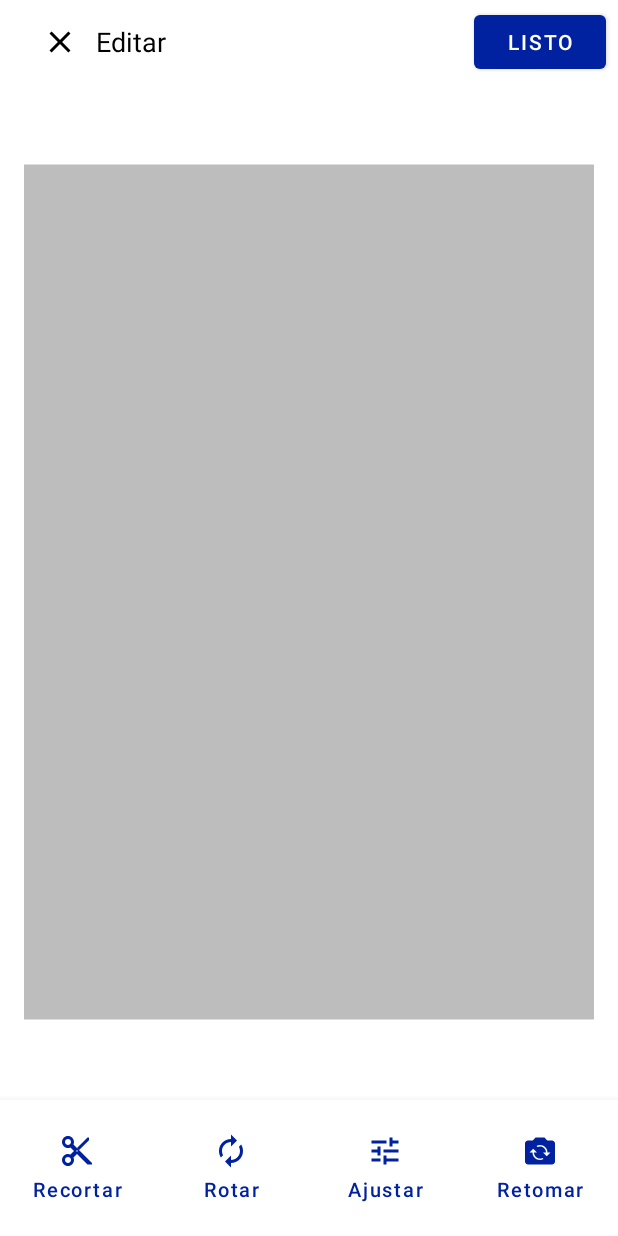
After one commit to WWarrior64/FacTiaSafe, an Android app: the OpcionEditarActivity screen opened directly, with no data from a screen before it, on a phone screen of 412 x 824 dp. The commit adds this screen. Run offline under Robolectric (Android 15) with nearby library versions, the phone set to English and light mode, and no system bars.

Commit message:
Se agregó la subinterfaz Editar proveniente de la vista Escanear, al igual que los recursos para sus íconos correspondientes

```diff
--- a/app/src/main/AndroidManifest.xml
+++ b/app/src/main/AndroidManifest.xml
@@ -11,6 +11,9 @@
         android:roundIcon="@mipmap/ic_launcher_round"
         android:supportsRtl="true"
         android:theme="@style/Theme.FacTiaSafe">
+        <activity
+            android:name=".OpcionEditarActivity"
+            android:exported="false" />
         <activity
             android:name=".PrivacidadSeguridadActivity"
             android:exported="false" />
--- a/app/src/main/java/sv/edu/catolica/factiasafe/EscanearActivity.java
+++ b/app/src/main/java/sv/edu/catolica/factiasafe/EscanearActivity.java
@@ -1,8 +1,10 @@
 package sv.edu.catolica.factiasafe;
 
+import android.content.Intent;
 import android.os.Bundle;
 import android.view.View;
 import android.widget.Button;
+import android.widget.LinearLayout;
 
 import androidx.activity.EdgeToEdge;
 import androidx.appcompat.app.AppCompatActivity;
@@ -21,6 +23,7 @@ public class EscanearActivity extends AppCompatActivity {
     private final int FRAGMENT_CONTAINER_ID = R.id.contenedor_fragment;
     private String fragmentTagActual = "IMAGEN_TAG";
     private View bottomBar;
+    private LinearLayout opcionEditar;
 
     @Override
     protected void onCreate(Bundle savedInstanceState) {
@@ -46,6 +49,9 @@ public class EscanearActivity extends AppCompatActivity {
                     .add(FRAGMENT_CONTAINER_ID, imagenFragment, "IMAGEN_TAG")
                     .commit();
         }
+
+        opcionEditar = findViewById(R.id.opcion_editar);
+        opcionEditar.setOnClickListener(v -> abrirEditorImagen());
     }
 
     public void VolverFacturas(View view) {
@@ -94,4 +100,9 @@ public class EscanearActivity extends AppCompatActivity {
         getTheme().resolveAttribute(atributo, valorTipeado, true);
         return valorTipeado.data;
     }
+
+    private void abrirEditorImagen() {
+        Intent intent = new Intent(this, OpcionEditarActivity.class);
+        startActivity(intent);
+    }
 }
--- /dev/null
+++ b/app/src/main/java/sv/edu/catolica/factiasafe/OpcionEditarActivity.java
@@ -0,0 +1,28 @@
+package sv.edu.catolica.factiasafe;
+
+import android.os.Bundle;
+import android.view.View;
+
+import androidx.activity.EdgeToEdge;
+import androidx.appcompat.app.AppCompatActivity;
+import androidx.core.graphics.Insets;
+import androidx.core.view.ViewCompat;
+import androidx.core.view.WindowInsetsCompat;
+
+public class OpcionEditarActivity extends AppCompatActivity {
+
+    @Override
+    protected void onCreate(Bundle savedInstanceState) {
+        super.onCreate(savedInstanceState);
+        EdgeToEdge.enable(this);
+        setContentView(R.layout.activity_opcion_editar);
+        ViewCompat.setOnApplyWindowInsetsListener(findViewById(R.id.main), (v, insets) -> {
+            Insets systemBars = insets.getInsets(WindowInsetsCompat.Type.systemBars());
+            v.setPadding(systemBars.left, systemBars.top, systemBars.right, systemBars.bottom);
+            return insets;
+        });
+    }
+
+    public void CerrarEditar(View view) {finish();}
+    public void Listo(View view) { finish();}
+}
--- /dev/null
+++ b/app/src/main/res/drawable/ic_ajustar1.xml
@@ -0,0 +1,11 @@
+<vector xmlns:android="http://schemas.android.com/apk/res/android"
+    android:width="24dp"
+    android:height="24dp"
+    android:viewportWidth="24"
+    android:viewportHeight="24"
+    android:tint="#FF000000"
+    android:rotation="90">
+    <path
+        android:fillColor="@android:color/white"
+        android:pathData="M3,17v2h6v-2L3,17zM3,5v2h10L13,5L3,5zM13,21v-2h8v-2h-8v-2h-2v6h2zM7,9v2L3,11v2h4v2h2L9,9L7,9zM21,13v-2L11,11v2h10zM15,9h2L17,7h4L21,5h-4L17,3h-2v6z"/>
+</vector>
--- /dev/null
+++ b/app/src/main/res/drawable/ic_alternar1.xml
@@ -0,0 +1,10 @@
+<vector xmlns:android="http://schemas.android.com/apk/res/android"
+    android:width="24dp"
+    android:height="24dp"
+    android:viewportWidth="24"
+    android:viewportHeight="24"
+    android:tint="#FF000000">
+    <path
+        android:fillColor="@android:color/white"
+        android:pathData="M20,5h-3.17L15,3H9L7.17,5H4C2.9,5 2,5.9 2,7v12c0,1.1 0.9,2 2,2h16c1.1,0 2,-0.9 2,-2V7C22,5.9 21.1,5 20,5zM12,18c-2.76,0 -5,-2.24 -5,-5H5l2.5,-2.5L10,13H8c0,2.21 1.79,4 4,4c0.58,0 1.13,-0.13 1.62,-0.35l0.74,0.74C13.63,17.76 12.86,18 12,18zM16.5,15.5L14,13h2c0,-2.21 -1.79,-4 -4,-4c-0.58,0 -1.13,0.13 -1.62,0.35L9.64,8.62C10.37,8.24 11.14,8 12,8c2.76,0 5,2.24 5,5h2L16.5,15.5z"/>
+</vector>
--- /dev/null
+++ b/app/src/main/res/drawable/ic_recortar1.xml
@@ -0,0 +1,10 @@
+<vector xmlns:android="http://schemas.android.com/apk/res/android"
+    android:width="24dp"
+    android:height="24dp"
+    android:viewportWidth="24"
+    android:viewportHeight="24"
+    android:tint="#FF000000">
+    <path
+        android:fillColor="@android:color/white"
+        android:pathData="M9.64,7.64c0.23,-0.5 0.36,-1.05 0.36,-1.64c0,-2.21 -1.79,-4 -4,-4S2,3.79 2,6s1.79,4 4,4c0.59,0 1.14,-0.13 1.64,-0.36L10,12l-2.36,2.36C7.14,14.13 6.59,14 6,14c-2.21,0 -4,1.79 -4,4s1.79,4 4,4s4,-1.79 4,-4c0,-0.59 -0.13,-1.14 -0.36,-1.64L12,14l7,7h3v-1L9.64,7.64zM6,8C4.9,8 4,7.11 4,6s0.9,-2 2,-2s2,0.89 2,2S7.1,8 6,8zM6,20c-1.1,0 -2,-0.89 -2,-2s0.9,-2 2,-2s2,0.89 2,2S7.1,20 6,20zM12,12.5c-0.28,0 -0.5,-0.22 -0.5,-0.5s0.22,-0.5 0.5,-0.5s0.5,0.22 0.5,0.5S12.28,12.5 12,12.5zM19,3l-7,7l1.41,1.41L20,4.83V3H19z"/>
+</vector>
--- /dev/null
+++ b/app/src/main/res/drawable/ic_rotar1.xml
@@ -0,0 +1,10 @@
+<vector xmlns:android="http://schemas.android.com/apk/res/android"
+    android:width="24dp"
+    android:height="24dp"
+    android:viewportWidth="24"
+    android:viewportHeight="24"
+    android:tint="#FF000000">
+    <path
+        android:fillColor="@android:color/white"
+        android:pathData="M12,6v3l4,-4 -4,-4v3c-4.42,0 -8,3.58 -8,8 0,1.57 0.46,3.03 1.24,4.26L6.7,14.8c-0.45,-0.83 -0.7,-1.79 -0.7,-2.8 0,-3.31 2.69,-6 6,-6zM18.76,7.74L17.3,9.2c0.44,0.84 0.7,1.79 0.7,2.8 0,3.31 -2.69,6 -6,6v-3l-4,4 4,4v-3c4.42,0 8,-3.58 8,-8 0,-1.57 -0.46,-3.03 -1.24,-4.26z"/>
+</vector>
--- /dev/null
+++ b/app/src/main/res/layout/activity_opcion_editar.xml
@@ -0,0 +1,165 @@
+<?xml version="1.0" encoding="utf-8"?>
+<androidx.constraintlayout.widget.ConstraintLayout xmlns:android="http://schemas.android.com/apk/res/android"
+    xmlns:app="http://schemas.android.com/apk/res-auto"
+    xmlns:tools="http://schemas.android.com/tools"
+    android:id="@+id/main"
+    android:background="?attr/colorOnPrimary"
+    android:layout_width="match_parent"
+    android:layout_height="match_parent"
+    tools:context=".OpcionEditarActivity">
+
+    <com.google.android.material.appbar.MaterialToolbar
+        android:id="@+id/toolbar"
+        android:layout_width="match_parent"
+        android:layout_height="?attr/actionBarSize"
+        android:background="?attr/colorOnPrimary"
+        android:elevation="0dp"
+        app:layout_constraintTop_toTopOf="parent">
+
+        <ImageButton
+            android:id="@+id/close_button"
+            android:layout_width="48dp"
+            android:onClick="CerrarEditar"
+            android:layout_height="48dp"
+            android:layout_gravity="start"
+            android:background="?attr/colorOnPrimary"
+            android:contentDescription="@string/cerrar"
+            android:src="@drawable/ic_close2"
+            app:tint="?attr/colorOnSecondary" />
+
+        <TextView
+            android:id="@+id/toolbar_title"
+            android:layout_width="wrap_content"
+            android:layout_height="wrap_content"
+            android:layout_gravity="start"
+            android:text="@string/editar"
+            android:textSize="18sp"
+            android:textColor="?attr/colorOnSecondary"
+            android:textStyle="normal"/>
+
+        <com.google.android.material.button.MaterialButton
+            android:id="@+id/done_button"
+            style="@style/Widget.MaterialComponents.Button"  android:layout_width="wrap_content"
+            android:layout_height="wrap_content"
+            android:layout_gravity="end"
+            android:layout_marginEnd="8dp"
+            android:text="@string/listo"
+            android:onClick="Listo"
+            app:cornerRadius="4dp" />
+
+    </com.google.android.material.appbar.MaterialToolbar>
+
+
+    <FrameLayout
+        android:id="@+id/image_container"
+        android:layout_width="0dp"
+        android:layout_height="0dp"
+        android:layout_margin="16dp"
+        android:background="@android:color/transparent"
+        app:layout_constraintTop_toBottomOf="@id/toolbar"
+        app:layout_constraintBottom_toTopOf="@id/bottom_toolbar_container"
+        app:layout_constraintStart_toStartOf="parent"
+        app:layout_constraintEnd_toEndOf="parent">
+
+        <ImageView
+            android:id="@+id/imagen_factura"
+            android:layout_width="match_parent"
+            android:layout_height="match_parent"
+            android:layout_gravity="center"
+            android:adjustViewBounds="true"
+            android:contentDescription="@string/descrip_factura"
+            android:scaleType="fitCenter"
+            android:src="@drawable/factura_placeholder4"
+            tools:ignore="ImageContrastCheck" />
+
+    </FrameLayout>
+
+    <View
+        android:id="@+id/divider"
+        android:layout_width="match_parent"
+        android:layout_height="1dp"
+        android:background="?attr/colorOnPrimary"
+        app:layout_constraintBottom_toTopOf="@id/bottom_toolbar_container" />
+
+    <FrameLayout
+        android:id="@+id/bottom_toolbar_container"
+        android:layout_width="match_parent"
+        android:layout_height="wrap_content"
+        android:background="?attr/colorOnPrimary"
+        android:elevation="8dp"
+        app:layout_constraintBottom_toBottomOf="parent">
+
+        <LinearLayout
+            android:id="@+id/main_options_toolbar"
+            android:layout_width="match_parent"
+            android:layout_height="wrap_content"
+            android:orientation="horizontal"
+            android:gravity="center"
+            android:paddingVertical="12dp"
+            tools:ignore="UselessParent">
+
+            <com.google.android.material.button.MaterialButton
+                android:id="@+id/crop_button"
+                style="@style/Widget.MaterialComponents.Button.TextButton.Icon" android:layout_width="0dp"
+                android:layout_height="wrap_content"
+                android:layout_weight="1"
+                android:text="@string/recortar"
+                android:textAllCaps="false"
+                android:textSize="13sp"
+                android:minHeight="64dp"
+                android:paddingHorizontal="4dp"
+                app:icon="@drawable/ic_recortar1"
+                app:iconGravity="top"
+                app:iconSize="24dp"
+                tools:ignore="VisualLintButtonSize" />
+
+            <com.google.android.material.button.MaterialButton
+                android:id="@+id/rotate_button"
+                style="@style/Widget.MaterialComponents.Button.TextButton.Icon" android:layout_width="0dp"
+                android:layout_height="wrap_content"
+                android:layout_weight="1"
+                android:text="@string/rotar"
+                android:textAllCaps="false"
+                android:textSize="13sp"
+                android:minHeight="64dp"
+                android:paddingHorizontal="4dp"
+                app:icon="@drawable/ic_rotar1"
+                app:iconGravity="top"
+                app:iconSize="24dp"
+                tools:ignore="VisualLintButtonSize" />
+
+            <com.google.android.material.button.MaterialButton
+                android:id="@+id/contrast_button"
+                style="@style/Widget.MaterialComponents.Button.TextButton.Icon" android:layout_width="0dp"
+                android:layout_height="wrap_content"
+                android:layout_weight="1"
+                android:text="@string/ajustar"
+                android:textAllCaps="false"
+                android:textSize="13sp"
+                android:minHeight="64dp"
+                android:paddingHorizontal="4dp"
+                app:icon="@drawable/ic_ajustar1"
+                app:iconGravity="top"
+                app:iconSize="24dp"
+                tools:ignore="VisualLintButtonSize" />
+
+            <com.google.android.material.button.MaterialButton
+                android:id="@+id/retake_button"
+                style="@style/Widget.MaterialComponents.Button.TextButton.Icon" android:layout_width="0dp"
+                android:layout_height="wrap_content"
+                android:layout_weight="1"
+                android:text="@string/retomar"
+                android:textAllCaps="false"
+                android:textSize="13sp"
+                android:minHeight="64dp"
+                android:paddingHorizontal="4dp"
+                app:icon="@drawable/ic_alternar1"
+                app:iconGravity="top"
+                app:iconSize="24dp"
+                tools:ignore="VisualLintButtonSize" />
+
+        </LinearLayout>
+
+    </FrameLayout>
+
+</androidx.constraintlayout.widget.ConstraintLayout>
--- a/app/src/main/res/values/strings.xml
+++ b/app/src/main/res/values/strings.xml
@@ -69,4 +69,12 @@
     <string name="fecha_fin">Fecha Fin</string>
     <string name="fecha_inicio">Fecha Inicio</string>
     <string name="prod_cant_pre">Producto ; Cantidad ; Precio</string>
+    <string name="cerrar">cerrar</string>
+    <string name="editar">Editar</string>
+    <string name="listo">Listo</string>
+    <string name="descrip_factura">se muestra la factura</string>
+    <string name="recortar">Recortar</string>
+    <string name="rotar">Rotar</string>
+    <string name="retomar">Retomar</string>
+    <string name="ajustar">Ajustar</string>
 </resources>
```
